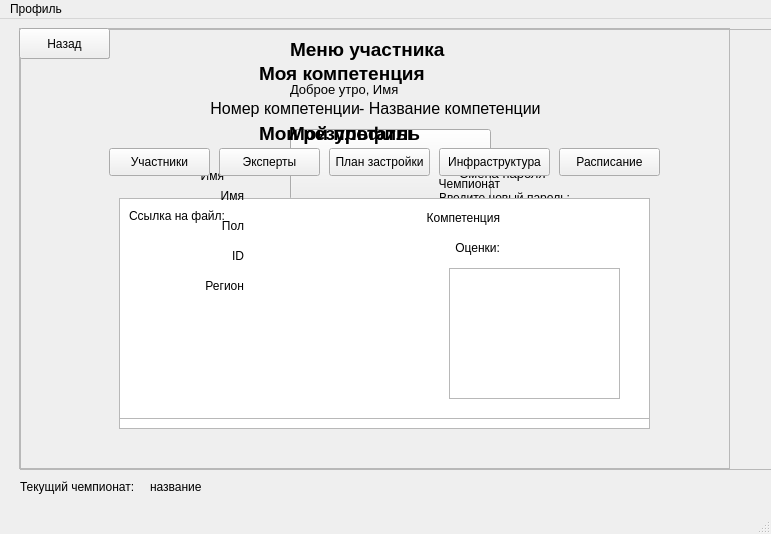
Old version of the form ui_files/CompetitorWindowUi.ui in the repository antons201/WorldSkills__CourseWork.
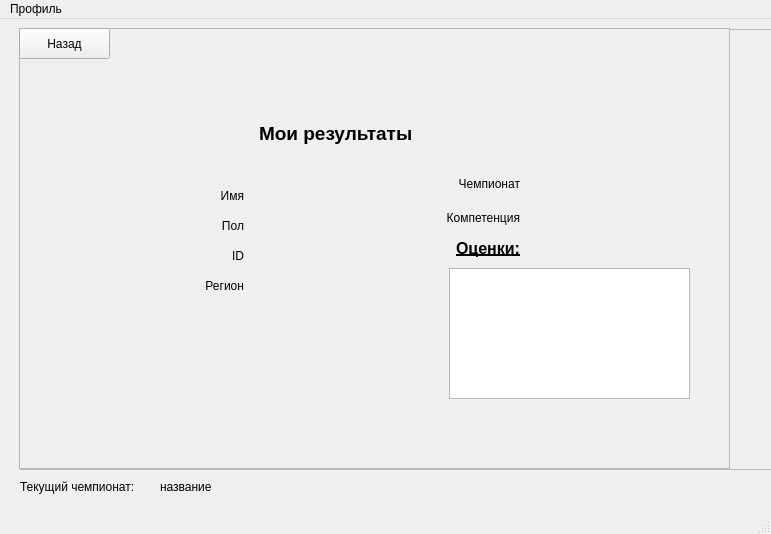
New version of the form.

The edit to the form file:
```diff
--- a/ui_files/CompetitorWindowUi.ui
+++ b/ui_files/CompetitorWindowUi.ui
@@ -23,6 +23,9 @@
       <height>441</height>
      </rect>
     </property>
+    <property name="autoFillBackground">
+     <bool>true</bool>
+    </property>
     <property name="frameShape">
      <enum>QFrame::StyledPanel</enum>
     </property>
@@ -116,6 +119,9 @@
       <height>441</height>
      </rect>
     </property>
+    <property name="autoFillBackground">
+     <bool>true</bool>
+    </property>
     <property name="frameShape">
      <enum>QFrame::StyledPanel</enum>
     </property>
@@ -127,7 +133,7 @@
       <rect>
        <x>250</x>
        <y>160</y>
-       <width>55</width>
+       <width>101</width>
        <height>16</height>
       </rect>
      </property>
@@ -154,9 +160,9 @@
     <widget class="QLabel" name="InfoCompetenceLabel">
      <property name="geometry">
       <rect>
-       <x>490</x>
+       <x>510</x>
        <y>180</y>
-       <width>71</width>
+       <width>171</width>
        <height>20</height>
       </rect>
      </property>
@@ -169,7 +175,7 @@
       <rect>
        <x>250</x>
        <y>190</y>
-       <width>55</width>
+       <width>111</width>
        <height>16</height>
       </rect>
      </property>
@@ -198,7 +204,7 @@
       <rect>
        <x>250</x>
        <y>250</y>
-       <width>55</width>
+       <width>111</width>
        <height>16</height>
       </rect>
      </property>
@@ -209,9 +215,9 @@
     <widget class="QLabel" name="InfoChempionshipLabel">
      <property name="geometry">
       <rect>
-       <x>490</x>
+       <x>510</x>
        <y>146</y>
-       <width>71</width>
+       <width>161</width>
        <height>20</height>
       </rect>
      </property>
@@ -238,12 +244,20 @@
     <widget class="QLabel" name="NumUserLabel">
      <property name="geometry">
       <rect>
-       <x>380</x>
+       <x>400</x>
        <y>210</y>
        <width>101</width>
        <height>20</height>
       </rect>
      </property>
+     <property name="font">
+      <font>
+       <pointsize>12</pointsize>
+       <weight>75</weight>
+       <bold>true</bold>
+       <underline>true</underline>
+      </font>
+     </property>
      <property name="text">
       <string>Оценки:</string>
      </property>
@@ -256,7 +270,7 @@
       <rect>
        <x>430</x>
        <y>240</y>
-       <width>171</width>
+       <width>241</width>
        <height>131</height>
       </rect>
      </property>
@@ -264,9 +278,9 @@
     <widget class="QLabel" name="ChempionshipLabel">
      <property name="geometry">
       <rect>
-       <x>410</x>
+       <x>420</x>
        <y>146</y>
-       <width>71</width>
+       <width>81</width>
        <height>20</height>
       </rect>
      </property>
@@ -280,9 +294,9 @@
     <widget class="QLabel" name="CompetenceLabel">
      <property name="geometry">
       <rect>
-       <x>400</x>
+       <x>390</x>
        <y>180</y>
-       <width>81</width>
+       <width>111</width>
        <height>20</height>
       </rect>
      </property>
@@ -296,15 +310,18 @@
     <widget class="QLabel" name="SumLabel">
      <property name="geometry">
       <rect>
-       <x>530</x>
+       <x>430</x>
        <y>380</y>
-       <width>51</width>
-       <height>21</height>
+       <width>231</width>
+       <height>31</height>
       </rect>
      </property>
      <property name="font">
       <font>
-       <pointsize>10</pointsize>
+       <pointsize>12</pointsize>
+       <weight>75</weight>
+       <bold>true</bold>
+       <underline>true</underline>
       </font>
      </property>
      <property name="text">
@@ -352,7 +369,7 @@
       <rect>
        <x>250</x>
        <y>220</y>
-       <width>55</width>
+       <width>111</width>
        <height>16</height>
       </rect>
      </property>
@@ -383,6 +400,9 @@
       <height>441</height>
      </rect>
     </property>
+    <property name="autoFillBackground">
+     <bool>true</bool>
+    </property>
     <property name="frameShape">
      <enum>QFrame::StyledPanel</enum>
     </property>
@@ -420,10 +440,47 @@
       <rect>
        <x>420</x>
        <y>310</y>
-       <width>71</width>
+       <width>161</width>
        <height>28</height>
       </rect>
      </property>
+     <property name="palette">
+      <palette>
+       <active>
+        <colorrole role="Button">
+         <brush brushstyle="SolidPattern">
+          <color alpha="255">
+           <red>0</red>
+           <green>85</green>
+           <blue>0</blue>
+          </color>
+         </brush>
+        </colorrole>
+       </active>
+       <inactive>
+        <colorrole role="Button">
+         <brush brushstyle="SolidPattern">
+          <color alpha="255">
+           <red>0</red>
+           <green>85</green>
+           <blue>0</blue>
+          </color>
+         </brush>
+        </colorrole>
+       </inactive>
+       <disabled>
+        <colorrole role="Button">
+         <brush brushstyle="SolidPattern">
+          <color alpha="255">
+           <red>0</red>
+           <green>85</green>
+           <blue>0</blue>
+          </color>
+         </brush>
+        </colorrole>
+       </disabled>
+      </palette>
+     </property>
      <property name="text">
       <string>Сохранить</string>
      </property>
@@ -463,9 +520,9 @@
     <widget class="QLabel" name="BirthLabel">
      <property name="geometry">
       <rect>
-       <x>114</x>
+       <x>104</x>
        <y>200</y>
-       <width>91</width>
+       <width>101</width>
        <height>20</height>
       </rect>
      </property>
@@ -705,6 +762,9 @@
       <height>441</height>
      </rect>
     </property>
+    <property name="autoFillBackground">
+     <bool>true</bool>
+    </property>
     <property name="frameShape">
      <enum>QFrame::StyledPanel</enum>
     </property>
@@ -886,6 +946,9 @@
        <height>221</height>
       </rect>
      </property>
+     <property name="autoFillBackground">
+      <bool>false</bool>
+     </property>
      <property name="frameShape">
       <enum>QFrame::StyledPanel</enum>
      </property>
@@ -910,7 +973,7 @@
        <rect>
         <x>120</x>
         <y>10</y>
-        <width>55</width>
+        <width>171</width>
         <height>16</height>
        </rect>
       </property>
@@ -962,9 +1025,9 @@
    <widget class="QLabel" name="NameChempionshipsLabel">
     <property name="geometry">
      <rect>
-      <x>150</x>
+      <x>160</x>
       <y>460</y>
-      <width>81</width>
+      <width>271</width>
       <height>16</height>
      </rect>
     </property>
```
Left out of the diff: 4 changed lines with no effect on the pictures.
